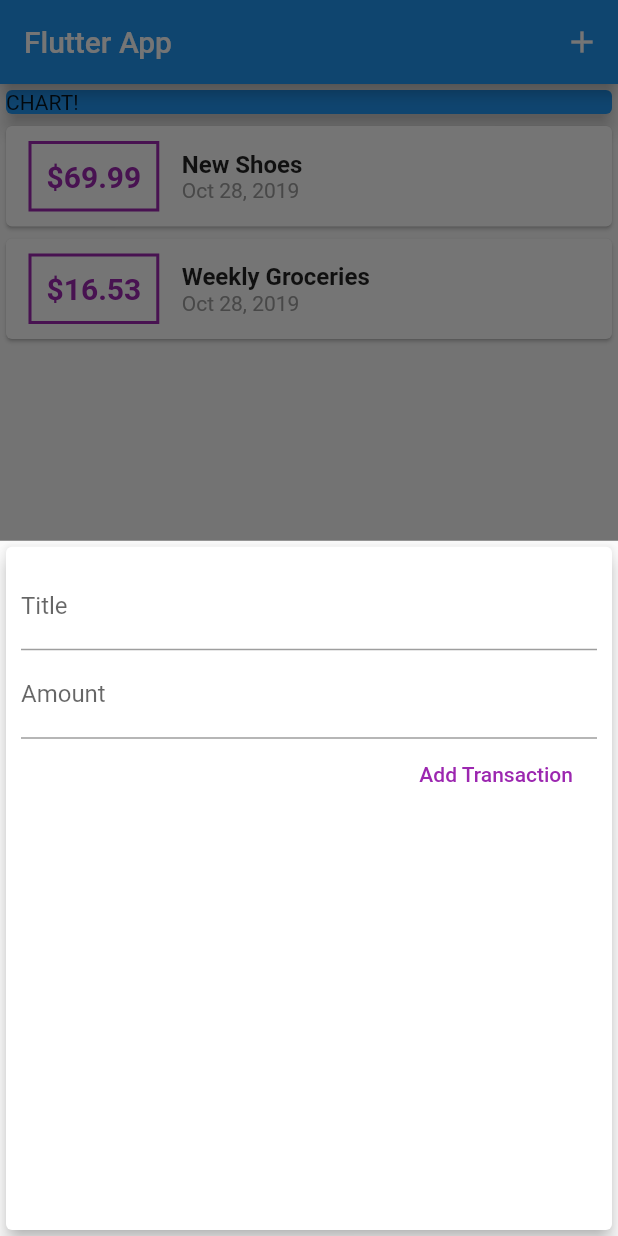
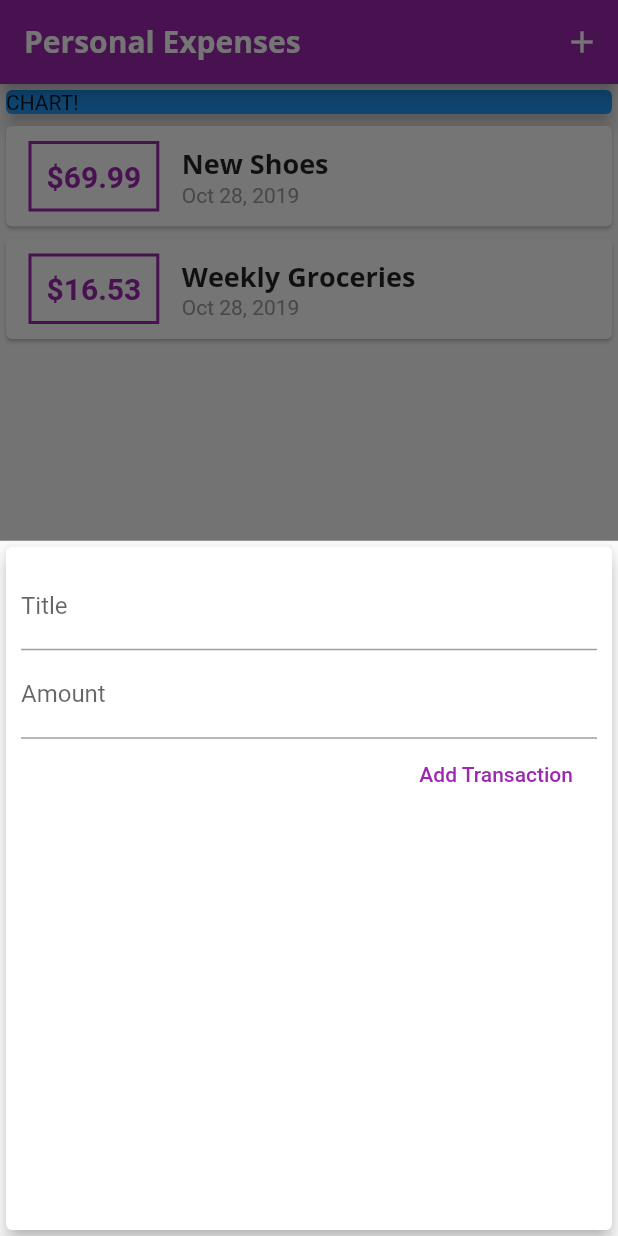
Before and after one commit to RyoMasuda4611/flutter_expense, a Flutter app: the screen it shows after launch, after a tap on the "add" icon, on a phone screen of 412 x 824 dp. Run offline on Flutter 3.47's test engine with Material 2 defaults, Android fonts, the phone set to English and light mode, and no system bars.

Commit message:
Update UI

```diff
--- a/lib/main.dart
+++ b/lib/main.dart
@@ -9,7 +9,26 @@ class MyApp extends StatelessWidget {
   @override
   Widget build(BuildContext context) {
     return MaterialApp(
-      title: 'Flutter App',
+      title: 'Personal Expenses',
+      theme: ThemeData(
+          primarySwatch: Colors.purple,
+          accentColor: Colors.amber,
+          fontFamily: 'Quicksand',
+          textTheme: ThemeData.light().textTheme.copyWith(
+                title: TextStyle(
+                  fontFamily: 'OpenSans',
+                  fontWeight: FontWeight.bold,
+                  fontSize: 18,
+                ),
+              ),
+          appBarTheme: AppBarTheme(
+            textTheme: ThemeData.light().textTheme.copyWith(
+                  title: TextStyle(
+                      fontFamily: 'OpenSans',
+                      fontSize: 20,
+                      fontWeight: FontWeight.bold),
+                ),
+          )),
       home: MyHomePage(),
     );
   }
@@ -52,16 +71,24 @@ class _MyHomePageState extends State<MyHomePage> {
   }
 
   void _startAddNewTransaction(BuildContext ctx) {
-    showModalBottomSheet(context: ctx, builder: (_) {
-      return NewTransaction(_addNewTransaction);
-    });
+    showModalBottomSheet(
+        context: ctx,
+        builder: (_) {
+          return GestureDetector(
+            onTap: () {},
+            child: NewTransaction(_addNewTransaction),
+            behavior: HitTestBehavior.opaque,
+          );
+        });
   }
 
   @override
   Widget build(BuildContext context) {
     return Scaffold(
       appBar: AppBar(
-        title: Text('Flutter App'),
+        title: Text(
+          'Personal Expenses',
+        ),
         actions: <Widget>[
           IconButton(
             icon: Icon(Icons.add),
--- a/lib/widgets/new_transaction.dart
+++ b/lib/widgets/new_transaction.dart
@@ -1,11 +1,18 @@
 import 'package:flutter/material.dart';
 
-class NewTransaction extends StatelessWidget {
+class NewTransaction extends StatefulWidget {
   final Function addTx;
-  final titleController = TextEditingController();
-  final amountController = TextEditingController();
 
   NewTransaction(this.addTx);
+
+  @override
+  _NewTransactionState createState() => _NewTransactionState();
+}
+
+class _NewTransactionState extends State<NewTransaction> {
+  final titleController = TextEditingController();
+
+  final amountController = TextEditingController();
 
   void submitData() {
     final enteredTitle = titleController.text;
@@ -15,10 +22,12 @@ class NewTransaction extends StatelessWidget {
       return;
     }
 
-    addTx(
+    widget.addTx(
       enteredTitle,
       enteredAmount,
     );
+
+    Navigator.of(context).pop();
   }
 
   @override
--- a/lib/widgets/transaction_list.dart
+++ b/lib/widgets/transaction_list.dart
@@ -23,7 +23,7 @@ class TransactionList extends StatelessWidget {
                   ),
                   decoration: BoxDecoration(
                     border: Border.all(
-                      color: Colors.purple,
+                      color: Theme.of(context).primaryColor,
                       width: 2,
                     ),
                   ),
@@ -33,7 +33,7 @@ class TransactionList extends StatelessWidget {
                     style: TextStyle(
                       fontWeight: FontWeight.bold,
                       fontSize: 20,
-                      color: Colors.purple,
+                      color: Theme.of(context).primaryColor,
                     ),
                   ),
                 ),
@@ -42,10 +42,7 @@ class TransactionList extends StatelessWidget {
                   children: <Widget>[
                     Text(
                       transactions[index].title,
-                      style: TextStyle(
-                        fontSize: 16,
-                        fontWeight: FontWeight.bold,
-                      ),
+                      style: Theme.of(context).textTheme.title
                     ),
                     Text(
                       DateFormat.yMMMd().format(transactions[index].date),
```
Also changed, not shown: pubspec.yaml (+11 -6 lines), assets/fonts/OpenSans-Bold.ttf (added), assets/fonts/OpenSans-Regular.ttf (added), assets/fonts/Quicksand-Bold.ttf (added), assets/fonts/Quicksand-Light.ttf (added), assets/fonts/Quicksand-Medium.ttf (added), assets/fonts/Quicksand-Regular.ttf (added).
